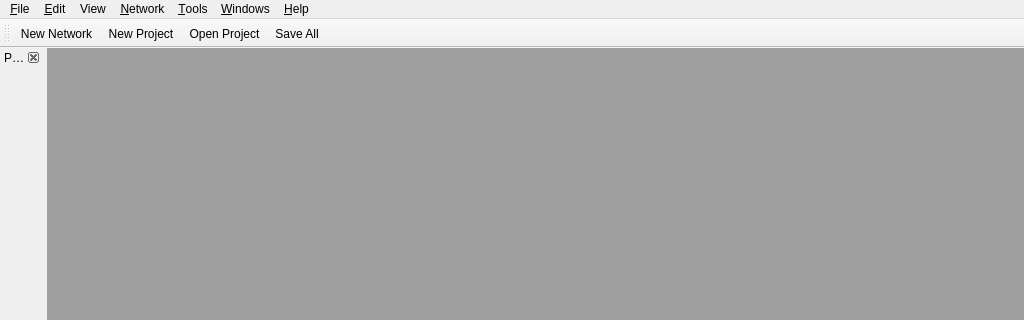
Before: the Qt Designer form qgama-core/src/main_window/mainwindow.ui in cepek/qgama-0.2.4, drawn with Qt 5; both pictures show x 0 to 1024 and y 0 to 320 of the 1024 by 768 pixel window.
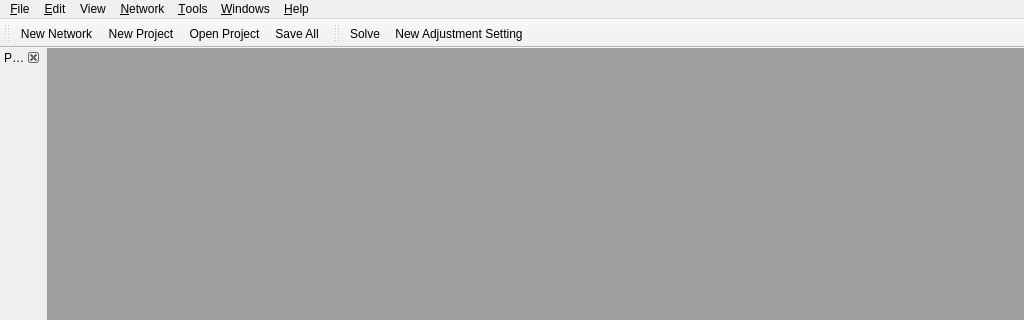
After: the same form once the commit is applied. Icons and pictures are not drawn. Custom widgets are drawn as their Qt base class.

Commit message: adjustment in the separate thread finnaly

Patch:
```diff
--- a/qgama-core/src/main_window/mainwindow.ui
+++ b/qgama-core/src/main_window/mainwindow.ui
@@ -209,7 +209,7 @@
     <enum>TopToolBarArea</enum>
    </attribute>
    <attribute name="toolBarBreak">
-    <bool>false</bool>
+    <bool>true</bool>
    </attribute>
    <addaction name="action_New_Network"/>
    <addaction name="action_New_Project"/>
@@ -672,6 +672,19 @@
     </layout>
    </widget>
   </widget>
+  <widget class="QToolBar" name="toolBar_Network">
+   <property name="windowTitle">
+    <string>toolBar</string>
+   </property>
+   <attribute name="toolBarArea">
+    <enum>TopToolBarArea</enum>
+   </attribute>
+   <attribute name="toolBarBreak">
+    <bool>false</bool>
+   </attribute>
+   <addaction name="action_Solve"/>
+   <addaction name="action_Add_Setting"/>
+  </widget>
   <action name="action_New_Network">
    <property name="icon">
     <iconset>
@@ -1057,7 +1070,10 @@
   </action>
   <action name="action_Add_Setting">
    <property name="text">
-    <string> &amp;New Setting</string>
+    <string> &amp;New Adjustment Setting</string>
+   </property>
+   <property name="iconVisibleInMenu">
+    <bool>true</bool>
    </property>
   </action>
   <action name="action_Solve">
```
Left out of the diff: 61 changed lines with no effect on the pictures. The commit also changes 41 other files.
